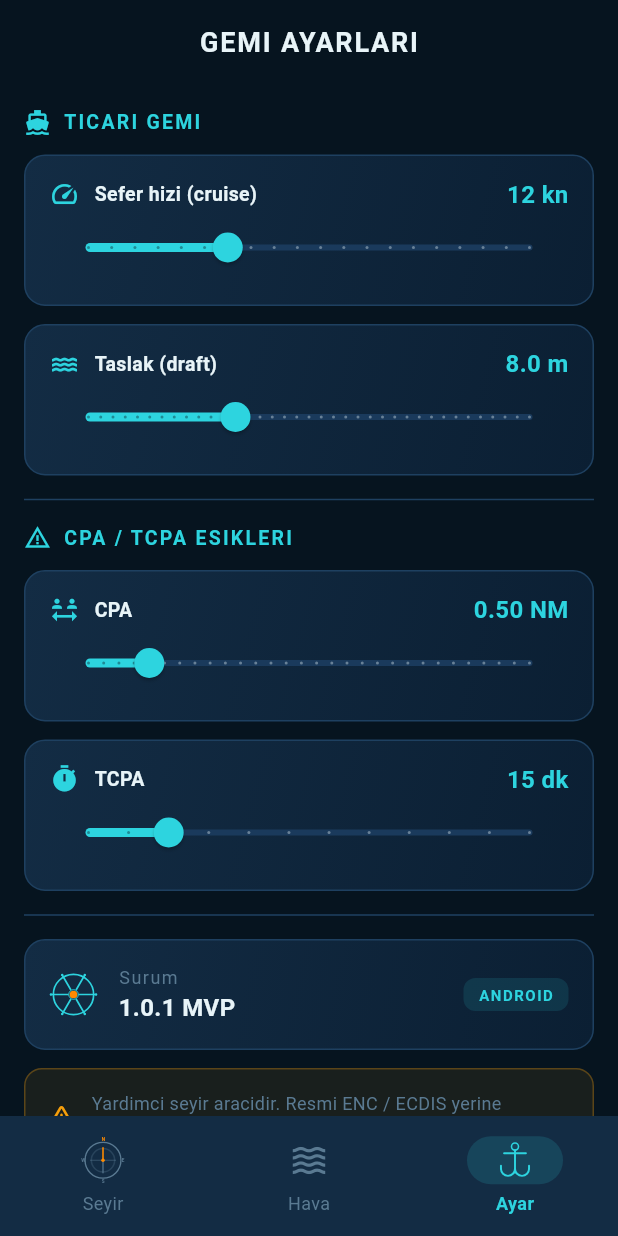
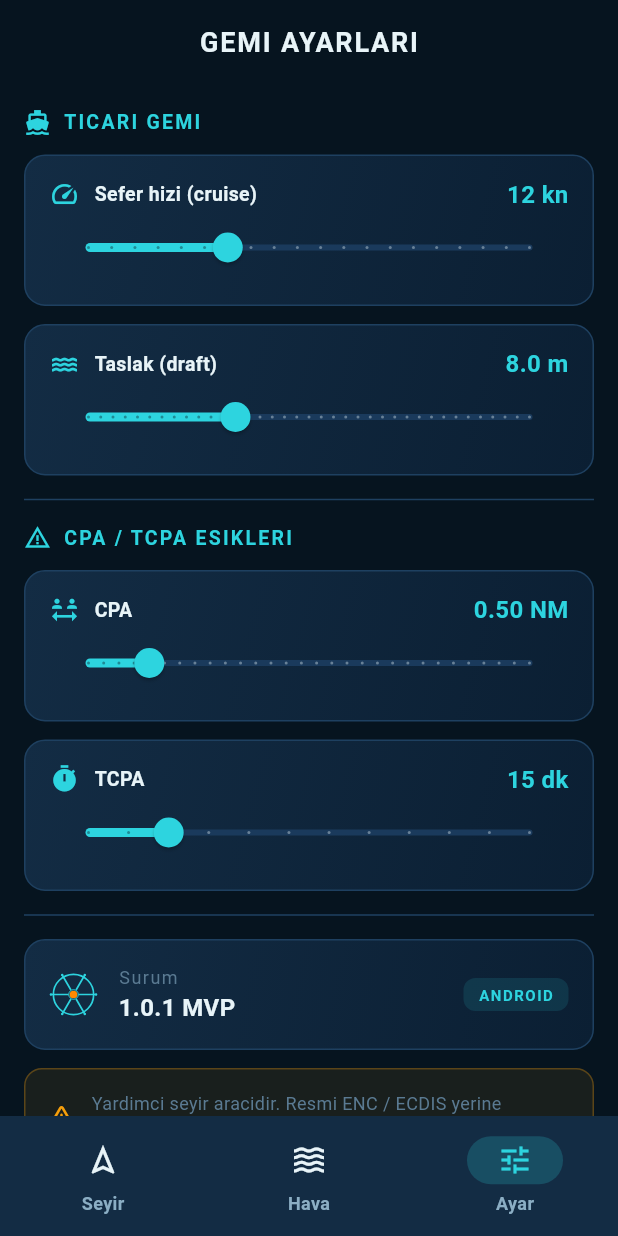
Before and after one commit to rep1ck/Asistan-Kaptan, a Flutter app: the screen it shows after launch, item 3 of the bottom bar chosen, on a phone screen of 412 x 824 dp. Run offline on Flutter 3.47's test engine with Material 3 defaults, Android fonts, the phone set to English and light mode, and no system bars; our stand-ins replace flutter_map, flutter_riverpod, geolocator, latlong2, shared_preferences; network calls fail.

Commit message:
compile fix 1.0.2

```diff
--- a/lib/core/maritime_theme.dart
+++ b/lib/core/maritime_theme.dart
@@ -1,57 +1,43 @@
 import 'package:flutter/material.dart';
 
-/// Denizcilik renk paleti - derin deniz mavisi ve okyanus tonları
 class MaritimeColors {
-  // Ana tonlar - derin deniz
   static const deepOcean = Color(0xFF06141F);
   static const oceanBlue = Color(0xFF0B1F33);
   static const midnightSea = Color(0xFF0F2A45);
   static const surfaceDark = Color(0xFF132C44);
   static const surfaceLight = Color(0xFF1A3A5C);
-
-  // Aksan renkleri
-  static const cyan = Color(0xFF2DD4Df);
+  static const cyan = Color(0xFF2DD4DF);
   static const teal = Color(0xFF14B8A6);
   static const amber = Color(0xFFF59E0B);
   static const coral = Color(0xFFEF6F6F);
   static const gold = Color(0xFFD4A934);
-
-  // Fonksiyonel
   static const success = Color(0xFF22C55E);
   static const warning = Color(0xFFF59E0B);
   static const danger = Color(0xFFEF4444);
   static const info = Color(0xFF2DD4DF);
-
-  // Metin
   static const textPrimary = Color(0xFFE8F4F8);
   static const textSecondary = Color(0xFF8BAEC4);
   static const textMuted = Color(0xFF5A7A92);
-
-  // Hatlar / kenarlıklar
   static const border = Color(0xFF1E4060);
   static const borderLight = Color(0xFF2A5275);
 }
 
-/// Denizcilik gradyanları
 class MaritimeGradients {
   static const oceanDeck = LinearGradient(
     begin: Alignment.topCenter,
     end: Alignment.bottomCenter,
     colors: [MaritimeColors.deepOcean, MaritimeColors.oceanBlue],
   );
-
   static const cardGradient = LinearGradient(
     begin: Alignment.topLeft,
     end: Alignment.bottomRight,
     colors: [MaritimeColors.surfaceDark, MaritimeColors.oceanBlue],
   );
-
   static const accentGradient = LinearGradient(
     begin: Alignment.topLeft,
     end: Alignment.bottomRight,
     colors: [MaritimeColors.cyan, MaritimeColors.teal],
   );
-
   static const headerGradient = LinearGradient(
     begin: Alignment.topLeft,
     end: Alignment.bottomRight,
@@ -59,7 +45,6 @@ class MaritimeGradients {
   );
 }
 
-/// Denizcilik teması
 class MaritimeTheme {
   static ThemeData get dark {
     return ThemeData(
@@ -86,19 +71,11 @@ class MaritimeTheme {
         ),
         iconTheme: IconThemeData(color: MaritimeColors.cyan),
       ),
-      navigationBarTheme: const NavigationBarThemeData(
+      navigationBarTheme: NavigationBarThemeData(
         backgroundColor: MaritimeColors.surfaceDark,
-        indicatorColor: MaritimeColors.cyan,
-        labelTextStyle: WidgetStatePropertyAll(
-          TextStyle(fontSize: 12, fontWeight: FontWeight.w600),
-        ),
-      ),
-      cardTheme: CardThemeData(
-        color: MaritimeColors.surfaceDark,
-        elevation: 0,
-        shape: RoundedRectangleBorder(
-          borderRadius: BorderRadius.circular(14),
-          side: const BorderSide(color: MaritimeColors.border, width: 1),
+        indicatorColor: MaritimeColors.cyan.withOpacity(0.2),
+        labelTextStyle: WidgetStateProperty.all(
+          const TextStyle(fontSize: 12, fontWeight: FontWeight.w600),
         ),
       ),
       sliderTheme: const SliderThemeData(
--- a/lib/screens/home_shell.dart
+++ b/lib/screens/home_shell.dart
@@ -1,6 +1,5 @@
 import 'package:flutter/material.dart';
 import '../core/maritime_theme.dart';
-import '../widgets/nautical_icons.dart';
 import 'map_screen.dart';
 import 'weather_screen.dart';
 import 'settings_screen.dart';
@@ -22,51 +21,31 @@ class _HomeShellState extends State<HomeShell> {
       const WeatherScreen(),
       const SettingsScreen(),
     ];
-
     return Scaffold(
       body: pages[index],
-      bottomNavigationBar: NavigationBarTheme(
-        data: NavigationBarThemeData(
+      bottomNavigationBar: NavigationBar(
         backgroundColor: MaritimeColors.surfaceDark,
-          indicatorColor: MaritimeColors.cyan.withOpacity(0.15),
-          labelTextStyle: WidgetStateProperty.resolveWith((states) {
-            if (states.contains(WidgetState.selected)) {
-              return const TextStyle(
-                color: MaritimeColors.cyan,
-                fontSize: 12,
-                fontWeight: FontWeight.w600,
-              );
-            }
-            return const TextStyle(
-              color: MaritimeColors.textMuted,
-              fontSize: 12,
-            );
-          }),
-        ),
-        child: NavigationBar(
-          backgroundColor: MaritimeColors.surfaceDark,
-          indicatorColor: MaritimeColors.cyan.withOpacity(0.15),
+        indicatorColor: MaritimeColors.cyan.withOpacity(0.2),
         selectedIndex: index,
         onDestinationSelected: (i) => setState(() => index = i),
-          destinations: [
+        destinations: const [
           NavigationDestination(
-              icon: CompassIcon(size: 26, color: MaritimeColors.textMuted),
-              selectedIcon: CompassIcon(size: 26, color: MaritimeColors.cyan),
+            icon: Icon(Icons.navigation_outlined),
+            selectedIcon: Icon(Icons.navigation, color: MaritimeColors.cyan),
             label: 'Seyir',
           ),
           NavigationDestination(
-              icon: Icon(Icons.waves_outlined, color: MaritimeColors.textMuted, size: 26),
-              selectedIcon: const Icon(Icons.waves, color: MaritimeColors.cyan, size: 26),
+            icon: Icon(Icons.waves_outlined),
+            selectedIcon: Icon(Icons.waves, color: MaritimeColors.cyan),
             label: 'Hava',
           ),
           NavigationDestination(
-              icon: AnchorIcon(size: 26, color: MaritimeColors.textMuted),
-              selectedIcon: AnchorIcon(size: 26, color: MaritimeColors.cyan),
+            icon: Icon(Icons.tune_outlined),
+            selectedIcon: Icon(Icons.tune, color: MaritimeColors.cyan),
             label: 'Ayar',
           ),
         ],
       ),
-      ),
     );
   }
 }
```
Also changed, not shown: 1 other file. Lines whose indentation alone changed are shown as unchanged.
